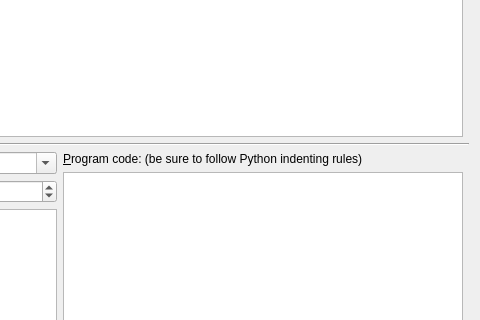
The window that src/calibre/gui2/preferences/template_functions.ui (kovidgoyal/calibre) describes before a commit, drawn with Qt 5; both pictures show x 386 to 866 and y 192 to 512 of the 866 by 672 pixel window.
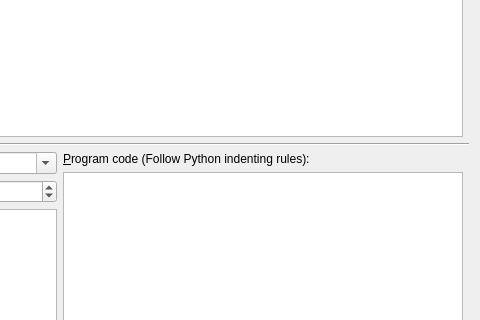
The same window after the commit.

```diff
--- a/src/calibre/gui2/preferences/template_functions.ui
+++ b/src/calibre/gui2/preferences/template_functions.ui
@@ -123,7 +123,7 @@
        <item>
         <widget class="QLabel" name="label_4">
          <property name="text">
-          <string>&amp;Program code: (be sure to follow Python indenting rules)</string>
+          <string>&amp;Program code (Follow Python indenting rules):</string>
          </property>
          <property name="buddy">
           <cstring>program</cstring>
```
